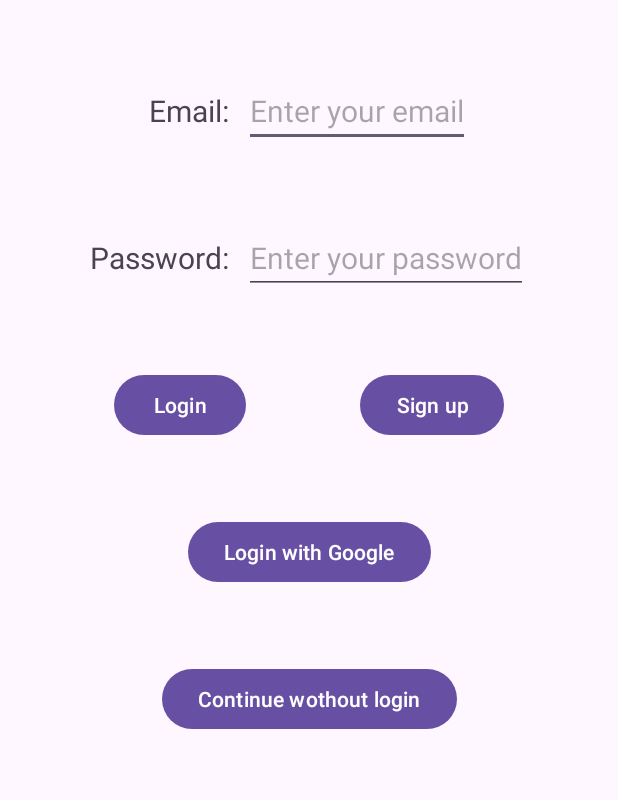
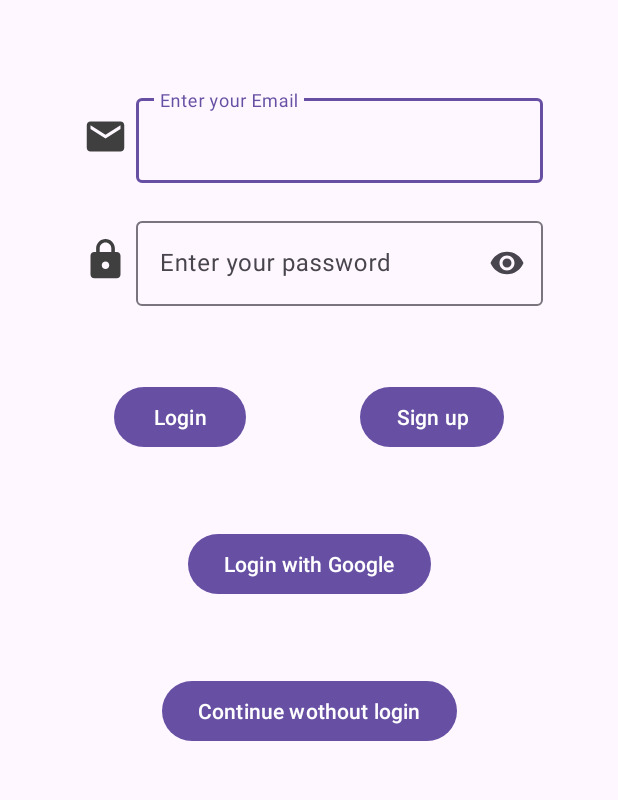
Before and after one commit to W3r7y/Night_Watch, an Android app built with Jetpack Compose: the screen it shows after launch (MainActivity), on a phone screen of 412 x 824 dp, the part 182-982 px from its top. Run offline under Robolectric (Android 15) with nearby library versions, the phone set to English and light mode, and no system bars.

Commit message:
New build gradle dependencies for server connectivity (Retrofit + RXJava) + new design for login window.

```diff
--- a/app/build.gradle.kts
+++ b/app/build.gradle.kts
@@ -49,13 +49,6 @@ android {
     }
 }
 
-allprojects {
-    repositories {
-        google()
-        mavenCentral()
-    }
-}
-
 dependencies {
 
     implementation("androidx.appcompat:appcompat:1.6.1")
@@ -75,4 +68,16 @@ dependencies {
     androidTestImplementation("androidx.compose.ui:ui-test-junit4")
     debugImplementation("androidx.compose.ui:ui-tooling")
     debugImplementation("androidx.compose.ui:ui-test-manifest")
+
+    //Google
+    implementation("com.google.android.material:material:1.11.0")
+
+    //Retrofit
+    implementation("com.squareup.retrofit2:adapter-rxjava2:2.3.0")
+    implementation("com.squareup.retrofit2:converter-scalars:2.3.0")
+
+    //RX java
+    implementation("io.reactivex.rxjava3:rxandroid:3.0.2")
+    implementation("io.reactivex.rxjava3:rxjava:3.1.8")
+
 }
--- /dev/null
+++ b/app/src/main/java/Retrofit/IMyServise.java
@@ -0,0 +1,21 @@
+package Retrofit;
+
+import io.reactivex.Observable;
+import io.reactivex.Observer;
+import retrofit2.http.Field;
+import retrofit2.http.FormUrlEncoded;
+import retrofit2.http.POST;
+
+public interface IMyServise {
+    @POST("register")
+    @FormUrlEncoded
+    Observable<String> registerUser(@Field("email") String email,
+                                    @Field("name") String name,
+                                    @Field("password") String password);
+
+
+    @POST("login")
+    @FormUrlEncoded
+    Observable<String> loginUser(@Field("email") String email,
+                                    @Field("password") String password);
+}
--- /dev/null
+++ b/app/src/main/java/Retrofit/RetrofitClient.java
@@ -0,0 +1,20 @@
+package Retrofit;
+
+import retrofit2.Retrofit;
+import retrofit2.adapter.rxjava2.RxJava2CallAdapterFactory;
+import retrofit2.converter.scalars.ScalarsConverterFactory;
+
+public class RetrofitClient {
+    private static Retrofit instance;
+
+    public static Retrofit getInstance(){
+        if(instance == null){
+            instance = new Retrofit.Builder()
+                    .baseUrl("http://127.0.0.1:3000/")
+                    .addConverterFactory(ScalarsConverterFactory.create())
+                    .addCallAdapterFactory(RxJava2CallAdapterFactory.create())
+                    .build();
+        }
+        return instance;
+    }
+}
--- /dev/null
+++ b/app/src/main/res/drawable/email_icon.xml
@@ -0,0 +1,5 @@
+<vector android:height="30dp" android:tint="#3F3F40"
+    android:viewportHeight="24" android:viewportWidth="24"
+    android:width="30dp" xmlns:android="http://schemas.android.com/apk/res/android">
+    <path android:fillColor="@android:color/white" android:pathData="M20,4L4,4c-1.1,0 -1.99,0.9 -1.99,2L2,18c0,1.1 0.9,2 2,2h16c1.1,0 2,-0.9 2,-2L22,6c0,-1.1 -0.9,-2 -2,-2zM20,8l-8,5 -8,-5L4,6l8,5 8,-5v2z"/>
+</vector>
--- /dev/null
+++ b/app/src/main/res/drawable/password_lock.xml
@@ -0,0 +1,5 @@
+<vector android:height="30dp" android:tint="#3F3F40"
+    android:viewportHeight="24" android:viewportWidth="24"
+    android:width="30dp" xmlns:android="http://schemas.android.com/apk/res/android">
+    <path android:fillColor="@android:color/white" android:pathData="M18,8h-1L17,6c0,-2.76 -2.24,-5 -5,-5S7,3.24 7,6v2L6,8c-1.1,0 -2,0.9 -2,2v10c0,1.1 0.9,2 2,2h12c1.1,0 2,-0.9 2,-2L20,10c0,-1.1 -0.9,-2 -2,-2zM12,17c-1.1,0 -2,-0.9 -2,-2s0.9,-2 2,-2 2,0.9 2,2 -0.9,2 -2,2zM15.1,8L8.9,8L8.9,6c0,-1.71 1.39,-3.1 3.1,-3.1 1.71,0 3.1,1.39 3.1,3.1v2z"/>
+</vector>
--- a/app/src/main/res/layout/activity_main.xml
+++ b/app/src/main/res/layout/activity_main.xml
@@ -23,60 +23,69 @@
 
     <LinearLayout
         android:id="@+id/linear_email"
+        android:layout_width="match_parent"
+        android:layout_height="wrap_content"
+        app:layout_constraintTop_toBottomOf="@id/welcoming_tv"
+        android:layout_marginHorizontal="50dp"
+        android:layout_marginVertical="60dp">
+    <ImageView
         android:layout_width="wrap_content"
         android:layout_height="wrap_content"
-        app:layout_constraintRight_toRightOf="parent"
-        app:layout_constraintLeft_toLeftOf="parent"
-        app:layout_constraintTop_toBottomOf="@+id/welcoming_tv">
+        android:src="@drawable/email_icon"
+        android:layout_gravity="center"
+        android:layout_marginHorizontal="5dp"
+        />
+    <com.google.android.material.textfield.TextInputLayout
+        android:id="@+id/text_input_email"
+        android:layout_height="wrap_content"
+        android:layout_width="match_parent"
+        app:layout_constraintTop_toBottomOf="@+id/welcoming_tv"
+        app:endIconDrawable="@drawable/email_icon"
+        >
 
-        <TextView
-            android:id="@+id/email_input"
-            android:layout_width="wrap_content"
-            android:layout_height="wrap_content"
-            android:text="Email:"
-            android:textSize="20sp"
-            android:layout_marginTop="50dp"/>
-
-        <EditText
+        <com.google.android.material.textfield.TextInputEditText
             android:layout_width="match_parent"
             android:layout_height="wrap_content"
-            android:layout_marginTop="50dp"
-            android:hint="Enter your email"
-            android:textSize="20sp"
-            android:layout_marginLeft="10sp"
-            />
+            android:hint="Enter your Email"
+            android:inputType="textPassword"
 
+        />
+    </com.google.android.material.textfield.TextInputLayout>
     </LinearLayout>
 
 
     <LinearLayout
         android:id="@+id/linear_password"
+        android:layout_width="match_parent"
+        android:layout_height="wrap_content"
+        app:layout_constraintTop_toBottomOf="@id/linear_email"
+        android:layout_marginHorizontal="50dp"
+        android:layout_marginVertical="20dp">
+
+    <ImageView
         android:layout_width="wrap_content"
         android:layout_height="wrap_content"
-        app:layout_constraintRight_toRightOf="parent"
-        app:layout_constraintLeft_toLeftOf="parent"
-        app:layout_constraintTop_toBottomOf="@+id/linear_email">
+        android:src="@drawable/password_lock"
+        android:layout_gravity="center"
+        android:layout_marginHorizontal="5dp"
+        />
 
-        <TextView
-            android:id="@+id/password_input"
-            android:layout_width="wrap_content"
-            android:layout_height="wrap_content"
-            android:text="Password:"
-            android:textSize="20sp"
-            android:layout_marginTop="50dp"/>
+    <com.google.android.material.textfield.TextInputLayout
+        android:id="@+id/text_input_password"
+        android:layout_height="wrap_content"
+        android:layout_width="match_parent"
+        app:endIconMode="password_toggle"
+        >
 
-        <EditText
+        <com.google.android.material.textfield.TextInputEditText
             android:layout_width="match_parent"
             android:layout_height="wrap_content"
-            android:layout_marginTop="50dp"
             android:hint="Enter your password"
-            android:textSize="20sp"
-            android:layout_marginLeft="10sp"
-
+            android:inputType="textPassword"
             />
 
+    </com.google.android.material.textfield.TextInputLayout>
     </LinearLayout>
-
 
     <Button
         android:id="@+id/login_button"
```
Also changed, not shown: build.gradle.kts (line endings or trailing spaces).
